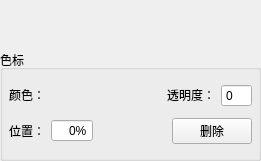
First picture: the form in BIWidgets/gradientcolorpicker/gradientcolorpickerform.ui, repository lsyeei/dashboard, before the edit.
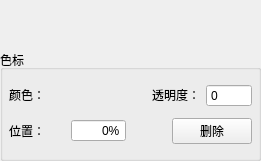
Second picture: the form after the edit. Custom widgets are drawn as their Qt base class.

Patch:
```diff
--- a/BIWidgets/gradientcolorpicker/gradientcolorpickerform.ui
+++ b/BIWidgets/gradientcolorpicker/gradientcolorpickerform.ui
@@ -11,7 +11,7 @@
    </rect>
   </property>
   <property name="sizePolicy">
-   <sizepolicy hsizetype="Expanding" vsizetype="Preferred">
+   <sizepolicy hsizetype="Preferred" vsizetype="Minimum">
     <horstretch>0</horstretch>
     <verstretch>0</verstretch>
    </sizepolicy>
@@ -21,7 +21,7 @@
   </property>
   <layout class="QVBoxLayout" name="verticalLayout_2">
    <property name="sizeConstraint">
-    <enum>QLayout::SizeConstraint::SetNoConstraint</enum>
+    <enum>QLayout::SizeConstraint::SetMinimumSize</enum>
    </property>
    <property name="leftMargin">
     <number>0</number>
@@ -38,12 +38,12 @@
    <item>
     <layout class="QVBoxLayout" name="verticalLayout_3">
      <property name="sizeConstraint">
-      <enum>QLayout::SizeConstraint::SetNoConstraint</enum>
+      <enum>QLayout::SizeConstraint::SetMinimumSize</enum>
      </property>
      <item>
       <widget class="QWidget" name="colorView" native="true">
        <property name="sizePolicy">
-        <sizepolicy hsizetype="Expanding" vsizetype="Fixed">
+        <sizepolicy hsizetype="Preferred" vsizetype="Fixed">
          <horstretch>0</horstretch>
          <verstretch>0</verstretch>
         </sizepolicy>
@@ -86,6 +86,9 @@
       <string>色标</string>
      </property>
      <layout class="QVBoxLayout" name="verticalLayout">
+      <property name="sizeConstraint">
+       <enum>QLayout::SizeConstraint::SetMinimumSize</enum>
+      </property>
       <property name="leftMargin">
        <number>6</number>
       </property>
@@ -94,6 +97,9 @@
       </property>
       <item>
        <layout class="QHBoxLayout" name="horizontalLayout">
+        <property name="sizeConstraint">
+         <enum>QLayout::SizeConstraint::SetMinimumSize</enum>
+        </property>
         <item>
          <widget class="QLabel" name="label">
           <property name="sizePolicy">
@@ -110,7 +116,7 @@
         <item>
          <widget class="ColorPicker" name="colorPicker">
           <property name="sizePolicy">
-           <sizepolicy hsizetype="Fixed" vsizetype="Fixed">
+           <sizepolicy hsizetype="Preferred" vsizetype="Fixed">
             <horstretch>0</horstretch>
             <verstretch>0</verstretch>
            </sizepolicy>
@@ -122,6 +128,9 @@
           <property name="orientation">
            <enum>Qt::Orientation::Horizontal</enum>
           </property>
+          <property name="sizeType">
+           <enum>QSizePolicy::Policy::Preferred</enum>
+          </property>
           <property name="sizeHint" stdset="0">
            <size>
             <width>40</width>
@@ -146,7 +155,7 @@
         <item>
          <widget class="QSpinBox" name="colorAlpha">
           <property name="sizePolicy">
-           <sizepolicy hsizetype="Minimum" vsizetype="Fixed">
+           <sizepolicy hsizetype="Preferred" vsizetype="Fixed">
             <horstretch>0</horstretch>
             <verstretch>0</verstretch>
            </sizepolicy>
@@ -163,6 +172,9 @@
       </item>
       <item>
        <layout class="QHBoxLayout" name="horizontalLayout_2">
+        <property name="sizeConstraint">
+         <enum>QLayout::SizeConstraint::SetMinimumSize</enum>
+        </property>
         <item>
          <widget class="QLabel" name="label_2">
           <property name="sizePolicy">
@@ -179,7 +191,7 @@
         <item>
          <widget class="QSpinBox" name="colorPos">
           <property name="sizePolicy">
-           <sizepolicy hsizetype="Minimum" vsizetype="Fixed">
+           <sizepolicy hsizetype="Preferred" vsizetype="Fixed">
             <horstretch>0</horstretch>
             <verstretch>0</verstretch>
            </sizepolicy>
@@ -203,6 +215,9 @@
           <property name="orientation">
            <enum>Qt::Orientation::Horizontal</enum>
           </property>
+          <property name="sizeType">
+           <enum>QSizePolicy::Policy::Preferred</enum>
+          </property>
           <property name="sizeHint" stdset="0">
            <size>
             <width>40</width>
@@ -213,6 +228,18 @@
         </item>
         <item>
          <widget class="QPushButton" name="delColor">
+          <property name="sizePolicy">
+           <sizepolicy hsizetype="Preferred" vsizetype="Fixed">
+            <horstretch>0</horstretch>
+            <verstretch>0</verstretch>
+           </sizepolicy>
+          </property>
+          <property name="focusPolicy">
+           <enum>Qt::FocusPolicy::ClickFocus</enum>
+          </property>
+          <property name="contextMenuPolicy">
+           <enum>Qt::ContextMenuPolicy::NoContextMenu</enum>
+          </property>
           <property name="text">
            <string>删除</string>
           </property>
```
